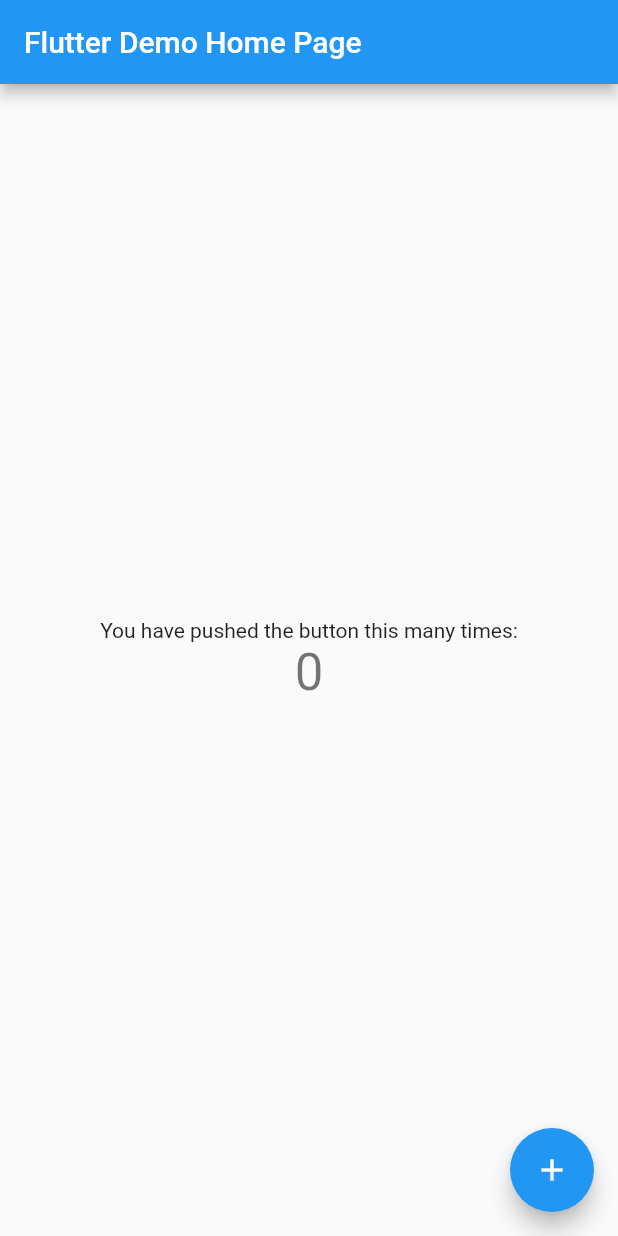
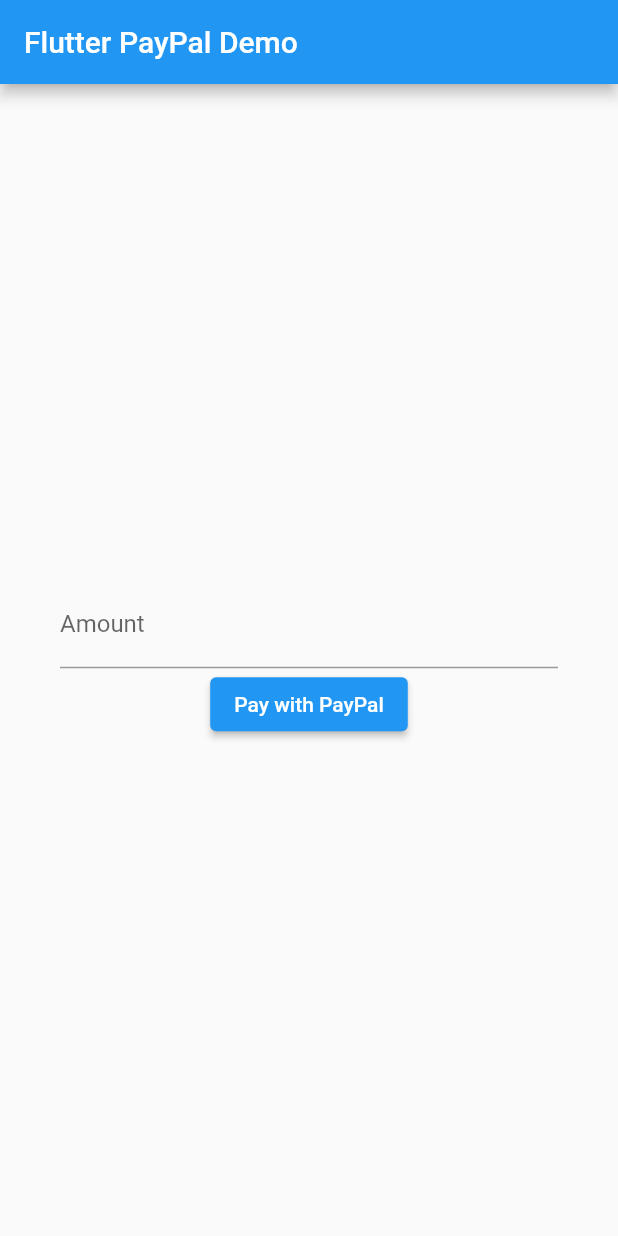
Before and after one commit to FaheemJawfar/flutter-paypal-demo, a Flutter app: the screen it shows after launch, on a phone screen of 412 x 824 dp. Run offline on Flutter 3.47's test engine with Material 2 defaults, Android fonts, the phone set to English and light mode, and no system bars; missing offline and left inert: flutter_paypal.

Commit message:
Added PayPal

```diff
--- a/lib/main.dart
+++ b/lib/main.dart
@@ -1,4 +1,6 @@
 import 'package:flutter/material.dart';
+import 'package:flutter_paypal/flutter_paypal.dart';
+import 'app_config.dart';
 
 void main() {
   runApp(const MyApp());
@@ -7,24 +9,15 @@
 class MyApp extends StatelessWidget {
   const MyApp({super.key});
 
-  // This widget is the root of your application.
+
   @override
   Widget build(BuildContext context) {
     return MaterialApp(
       title: 'Flutter Demo',
       theme: ThemeData(
-        // This is the theme of your application.
-        //
-        // Try running your application with "flutter run". You'll see the
-        // application has a blue toolbar. Then, without quitting the app, try
-        // changing the primarySwatch below to Colors.green and then invoke
-        // "hot reload" (press "r" in the console where you ran "flutter run",
-        // or simply save your changes to "hot reload" in a Flutter IDE).
-        // Notice that the counter didn't reset back to zero; the application
-        // is not restarted.
         primarySwatch: Colors.blue,
       ),
-      home: const MyHomePage(title: 'Flutter Demo Home Page'),
+      home: const MyHomePage(title: 'Flutter PayPal Demo'),
     );
   }
 }
@@ -32,14 +25,6 @@
 class MyHomePage extends StatefulWidget {
   const MyHomePage({super.key, required this.title});
 
-  // This widget is the home page of your application. It is stateful, meaning
-  // that it has a State object (defined below) that contains fields that affect
-  // how it looks.
-
-  // This class is the configuration for the state. It holds the values (in this
-  // case the title) provided by the parent (in this case the App widget) and
-  // used by the build method of the State. Fields in a Widget subclass are
-  // always marked "final".
 
   final String title;
 
@@ -48,68 +33,101 @@
 }
 
 class _MyHomePageState extends State<MyHomePage> {
-  int _counter = 0;
 
-  void _incrementCounter() {
-    setState(() {
-      // This call to setState tells the Flutter framework that something has
-      // changed in this State, which causes it to rerun the build method below
-      // so that the display can reflect the updated values. If we changed
-      // _counter without calling setState(), then the build method would not be
-      // called again, and so nothing would appear to happen.
-      _counter++;
-    });
-  }
+    final amountController = TextEditingController();
 
   @override
   Widget build(BuildContext context) {
-    // This method is rerun every time setState is called, for instance as done
-    // by the _incrementCounter method above.
-    //
-    // The Flutter framework has been optimized to make rerunning build methods
-    // fast, so that you can just rebuild anything that needs updating rather
-    // than having to individually change instances of widgets.
+
     return Scaffold(
       appBar: AppBar(
-        // Here we take the value from the MyHomePage object that was created by
-        // the App.build method, and use it to set our appbar title.
         title: Text(widget.title),
       ),
+
       body: Center(
-        // Center is a layout widget. It takes a single child and positions it
-        // in the middle of the parent.
-        child: Column(
-          // Column is also a layout widget. It takes a list of children and
-          // arranges them vertically. By default, it sizes itself to fit its
-          // children horizontally, and tries to be as tall as its parent.
-          //
-          // Invoke "debug painting" (press "p" in the console, choose the
-          // "Toggle Debug Paint" action from the Flutter Inspector in Android
-          // Studio, or the "Toggle Debug Paint" command in Visual Studio Code)
-          // to see the wireframe for each widget.
-          //
-          // Column has various properties to control how it sizes itself and
-          // how it positions its children. Here we use mainAxisAlignment to
-          // center the children vertically; the main axis here is the vertical
-          // axis because Columns are vertical (the cross axis would be
-          // horizontal).
-          mainAxisAlignment: MainAxisAlignment.center,
-          children: <Widget>[
-            const Text(
-              'You have pushed the button this many times:',
-            ),
-            Text(
-              '$_counter',
-              style: Theme.of(context).textTheme.headline4,
-            ),
-          ],
+        child: Padding(
+          padding: const EdgeInsets.all(40.0),
+          child: Column(
+            mainAxisAlignment: MainAxisAlignment.center,
+            children: [
+              TextField(
+                controller: amountController,
+                decoration: const InputDecoration(
+                  label: Text('Amount'),
+                ),
+                keyboardType: TextInputType.number,
+              ),
+
+              ElevatedButton(onPressed: () {
+                makePaypalPayment();
+              }, child: const Text('Pay with PayPal'))
+            ],
+          ),
         ),
+      )
+
+    );
+  }
+
+
+  makePaypalPayment(){
+    Navigator.of(context).push(
+      MaterialPageRoute(
+        builder: (BuildContext context) => UsePaypal(
+            sandboxMode: true,
+            clientId:
+            AppConfig.paypalClientId, //Replace with your client ID here
+            secretKey:
+            AppConfig.paypalSecretKey, //Replace with your PayPal secret key here
+            returnURL: "https://samplesite.com/return",
+            cancelURL: "https://samplesite.com/cancel",
+            transactions:  [
+              {
+                "amount": {
+                  "total": '${amountController.text}.00',
+                  "currency": "USD",
+                  "details": {
+                    "subtotal": '${amountController.text}.00',
+                    "shipping": '0',
+                    "shipping_discount": 0
+                  }
+                },
+                "description":
+                "The payment transaction description.",
+
+                "item_list": {
+                  "items": [
+                    {
+                      "name": "A demo product",
+                      "quantity": 1,
+                      "price": '${amountController.text}.00',
+                      "currency": "USD"
+                    }
+                  ],
+
+                }
+              }
+            ],
+            note:
+            "Contact us for any questions on your order.",
+            onSuccess: (Map params) async {
+
+              // ignore: avoid_print
+              print('Payment completed successfully!');
+
+
+              // ignore: avoid_print
+              print("onSuccess: $params");
+            },
+            onError: (error) {
+              // ignore: avoid_print
+              print("onError: $error");
+            },
+            onCancel: (params) {
+              // ignore: avoid_print
+              print('cancelled: $params');
+            }),
       ),
-      floatingActionButton: FloatingActionButton(
-        onPressed: _incrementCounter,
-        tooltip: 'Increment',
-        child: const Icon(Icons.add),
-      ), // This trailing comma makes auto-formatting nicer for build methods.
     );
   }
 }
--- a/pubspec.yaml
+++ b/pubspec.yaml
@@ -36,6 +36,7 @@
   # The following adds the Cupertino Icons font to your application.
   # Use with the CupertinoIcons class for iOS style icons.
   cupertino_icons: ^1.0.2
+  flutter_paypal: ^0.0.8
 
 dev_dependencies:
   flutter_test:
```
Also changed, not shown: pubspec.lock, 1 other file.
